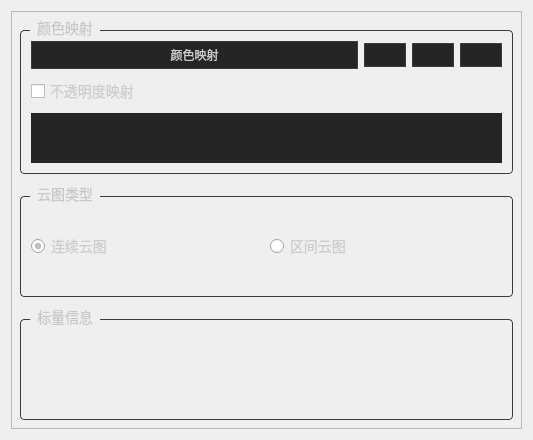
The window that Qt/Resources/UI/ScalarView.ui (hu-shuhan/editOpeniGame) describes before a commit, drawn with Qt 5.
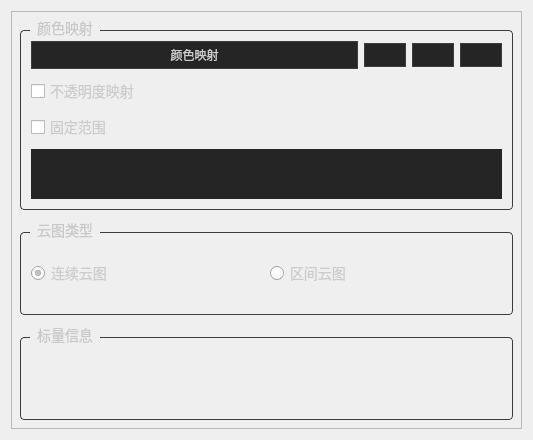
The same window after the commit. Icons and pictures are not drawn. Custom widgets are drawn as their Qt base class.

```diff
--- a/Qt/Resources/UI/ScalarView.ui
+++ b/Qt/Resources/UI/ScalarView.ui
@@ -197,6 +197,18 @@
              </widget>
             </item>
 
+            <!-- 固定范围 -->
+            <item>
+              <widget class="QCheckBox" name="checkBox_RangeLock">
+                <property name="text">
+                <string>固定范围</string>
+                </property>
+                <property name="styleSheet">
+                <string notr="true">QCheckBox { font-size: 14px; color: #CCCCCC; }</string>
+                </property>
+             </widget>
+            </item>
+
             <item>
              <widget class="igQtDataRangeSlider" name="widget_DataRangeSlider" native="true">
               <property name="minimumSize">
```
